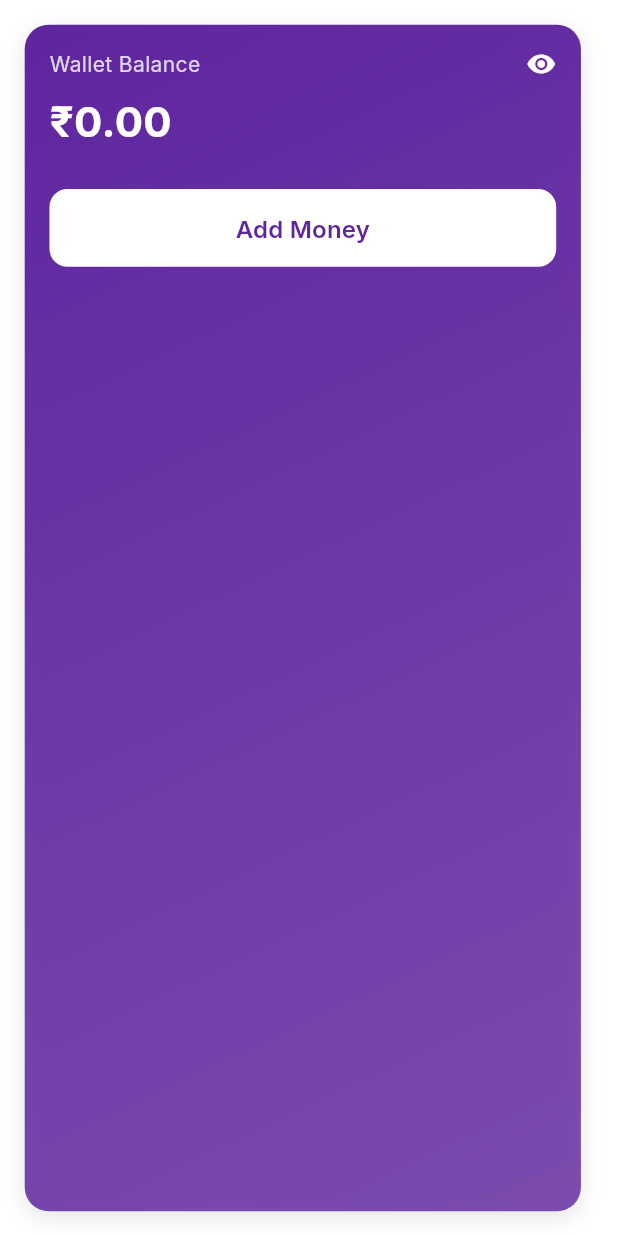
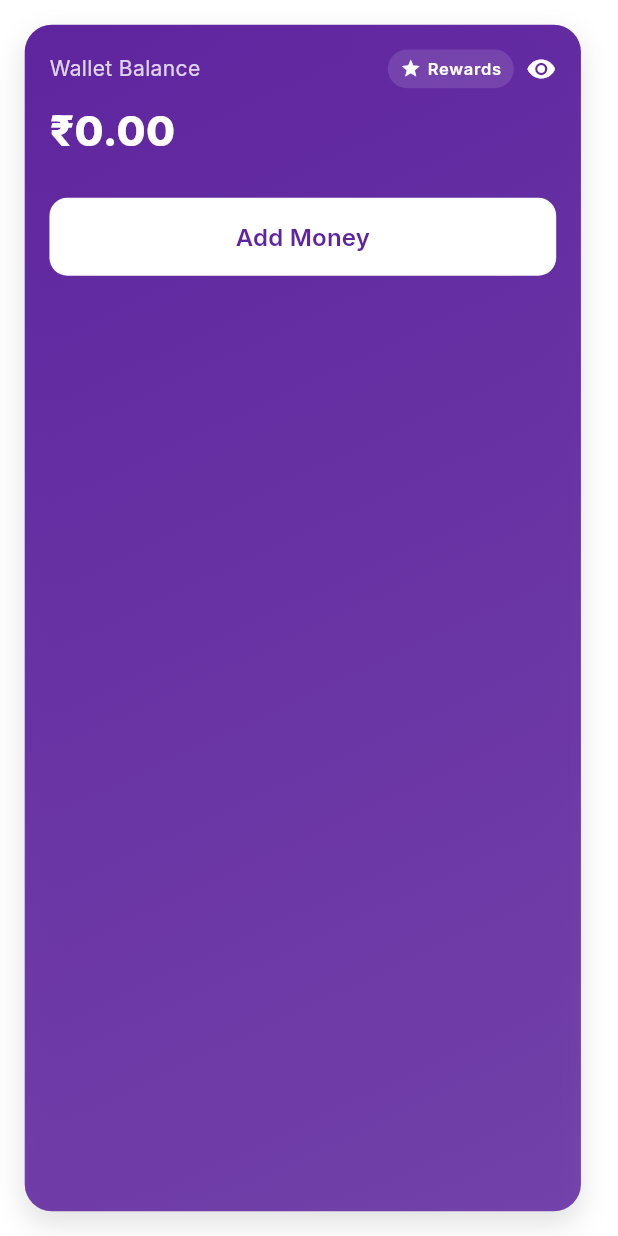
Before and after one commit to rahulvijayshinde/phonepe-clone, a Flutter app: the BalanceCardWidget widget shown alone on an empty page, opened directly with empty values, on a phone screen of 412 x 824 dp. Run offline on Flutter 3.47's test engine with Material 3 defaults, Android fonts, the phone set to English and light mode, and no system bars; our stand-ins replace cached_network_image, camera, connectivity_plus, flutter_slidable, flutter_svg, google_fonts and 3 more; missing offline and left inert: mobile_scanner; network calls fail.

Commit message:
changes in ui

```diff
--- a/lib/presentation/home_dashboard/widgets/balance_card_widget.dart
+++ b/lib/presentation/home_dashboard/widgets/balance_card_widget.dart
@@ -32,16 +32,16 @@ class _BalanceCardWidgetState extends State<BalanceCardWidget> {
           end: Alignment.bottomRight,
           colors: [
             AppTheme.lightTheme.colorScheme.primary,
-            AppTheme.lightTheme.colorScheme.primary.withValues(alpha: 0.8),
+            AppTheme.lightTheme.colorScheme.primary.withValues(alpha: 0.85),
           ],
         ),
-        borderRadius: BorderRadius.circular(16),
+        borderRadius: BorderRadius.circular(18),
         boxShadow: [
           BoxShadow(
-            color:
-                AppTheme.lightTheme.colorScheme.shadow.withValues(alpha: 0.1),
-            offset: const Offset(0, 4),
-            blurRadius: 12,
+            color: AppTheme.lightTheme.colorScheme.shadow
+                .withValues(alpha: 0.12),
+            offset: const Offset(0, 8),
+            blurRadius: 16,
             spreadRadius: 0,
           ),
         ],
@@ -60,6 +60,35 @@ class _BalanceCardWidgetState extends State<BalanceCardWidget> {
                   fontWeight: FontWeight.w400,
                 ),
               ),
+              Row(
+                mainAxisSize: MainAxisSize.min,
+                children: [
+                  Container(
+                    padding: EdgeInsets.symmetric(
+                        horizontal: 2.w, vertical: 0.6.h),
+                    decoration: BoxDecoration(
+                      color: AppTheme.lightTheme.colorScheme.onPrimary
+                          .withValues(alpha: 0.12),
+                      borderRadius: BorderRadius.circular(20),
+                    ),
+                    child: Row(
+                      mainAxisSize: MainAxisSize.min,
+                      children: [
+                        const Icon(Icons.star,
+                            size: 14, color: Colors.white),
+                        SizedBox(width: 1.w),
+                        Text(
+                          'Rewards',
+                          style: AppTheme.lightTheme.textTheme.labelSmall
+                              ?.copyWith(
+                            color: Colors.white,
+                            fontWeight: FontWeight.w600,
+                          ),
+                        ),
+                      ],
+                    ),
+                  ),
+                  SizedBox(width: 2.w),
                   GestureDetector(
                     onTap: () {
                       setState(() {
@@ -67,24 +96,42 @@ class _BalanceCardWidgetState extends State<BalanceCardWidget> {
                       });
                     },
                     child: CustomIconWidget(
-                  iconName: _isBalanceVisible ? 'visibility' : 'visibility_off',
+                      iconName:
+                          _isBalanceVisible ? 'visibility' : 'visibility_off',
                       color: AppTheme.lightTheme.colorScheme.onPrimary,
                       size: 20,
                     ),
                   ),
                 ],
               ),
+            ],
+          ),
           SizedBox(height: 1.h),
           Row(
             children: [
+              if (_isBalanceVisible)
                 Text(
-                _isBalanceVisible
-                    ? '₹${widget.balance.toStringAsFixed(2)}'
-                    : '₹****',
-                style: AppTheme.lightTheme.textTheme.headlineMedium?.copyWith(
+                  '₹${widget.balance.toStringAsFixed(2)}',
+                  style: AppTheme.lightTheme.textTheme.headlineMedium
+                      ?.copyWith(
                     color: AppTheme.lightTheme.colorScheme.onPrimary,
-                  fontWeight: FontWeight.w700,
+                    fontWeight: FontWeight.w800,
                   ),
+                )
+              else
+                Row(
+                  children: List.generate(6, (i) => i)
+                      .map((_) => Container(
+                            width: 10,
+                            height: 10,
+                            margin:
+                                const EdgeInsets.symmetric(horizontal: 3),
+                            decoration: const BoxDecoration(
+                              color: Colors.white,
+                              shape: BoxShape.circle,
+                            ),
+                          ))
+                      .toList(),
                 ),
             ],
           ),
--- a/lib/routes/app_routes.dart
+++ b/lib/routes/app_routes.dart
@@ -5,6 +5,7 @@ import '../presentation/home_dashboard/home_dashboard.dart';
 import '../presentation/transaction_history/transaction_history.dart';
 import '../presentation/profile_settings/profile_settings.dart';
 import '../presentation/qr_code_scanner/qr_code_scanner.dart';
+import '../presentation/common/coming_soon_screen.dart';
 
 class AppRoutes {
   // TODO: Add your routes here
@@ -15,6 +16,13 @@ class AppRoutes {
   static const String transactionHistory = '/transaction-history';
   static const String profileSettings = '/profile-settings';
   static const String qrCodeScanner = '/qr-code-scanner';
+  static const String sendMoney = '/send-money';
+  static const String payBills = '/pay-bills';
+  static const String recharge = '/recharge';
+  static const String travelBooking = '/travel-booking';
+  static const String insurance = '/insurance';
+  static const String investments = '/investments';
+  static const String loans = '/loans';
 
   static Map<String, WidgetBuilder> routes = {
     initial: (context) => const SplashScreen(),
@@ -24,6 +32,13 @@ class AppRoutes {
     transactionHistory: (context) => const TransactionHistory(),
     profileSettings: (context) => const ProfileSettings(),
     qrCodeScanner: (context) => const QrCodeScanner(),
-    // TODO: Add your other routes here
+    // Placeholder routes
+    sendMoney: (context) => const ComingSoonScreen(title: 'Send Money'),
+    payBills: (context) => const ComingSoonScreen(title: 'Pay Bills'),
+    recharge: (context) => const ComingSoonScreen(title: 'Recharge'),
+    travelBooking: (context) => const ComingSoonScreen(title: 'Travel'),
+    insurance: (context) => const ComingSoonScreen(title: 'Insurance'),
+    investments: (context) => const ComingSoonScreen(title: 'Investments'),
+    loans: (context) => const ComingSoonScreen(title: 'Loans'),
   };
 }
```
Also changed, not shown: lib/presentation/common/coming_soon_screen.dart (added, +55 -0 lines), lib/presentation/home_dashboard/widgets/quick_actions_widget.dart (+10 -10 lines), lib/presentation/home_dashboard/widgets/services_grid_widget.dart (+4 -4 lines). Lines whose indentation alone changed are shown as unchanged.
